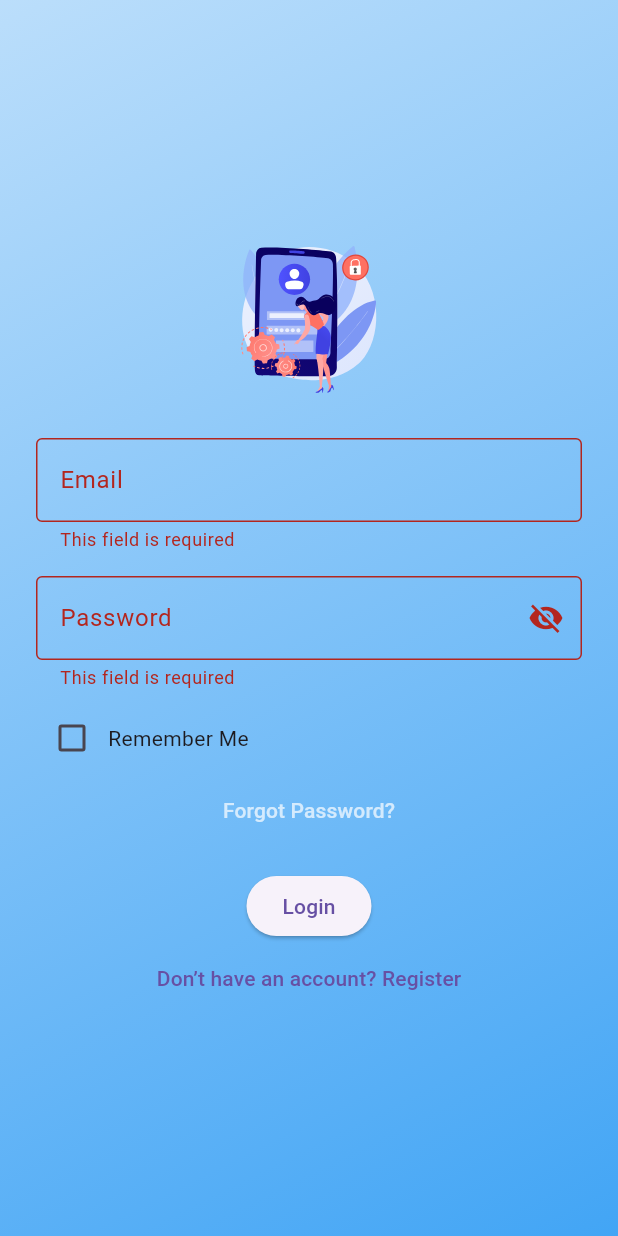
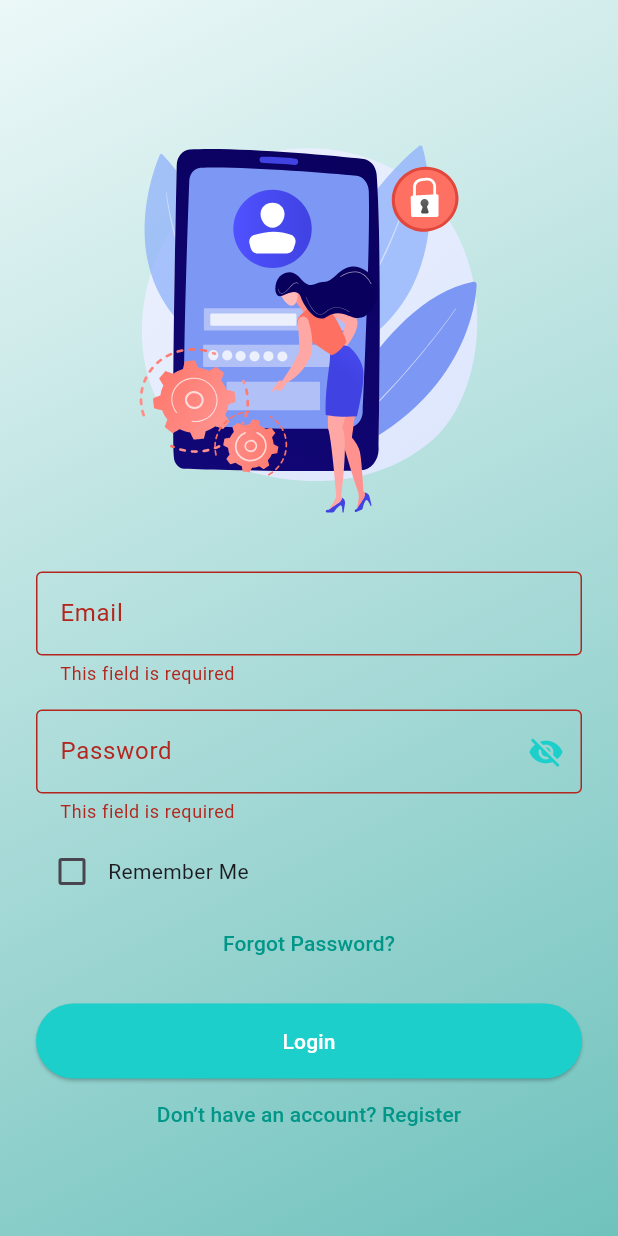
Before and after one commit to tish-aaa/outfit_maven_app_final_year_project, a Flutter app: the screen it shows after launch, after a tap on "Login", on a phone screen of 412 x 824 dp. Run offline on Flutter 3.47's test engine with Material 3 defaults, Android fonts, the phone set to English and light mode, and no system bars; our stand-ins replace animate_do, cached_network_image, cloud_firestore, firebase_auth, firebase_core, font_awesome_flutter and 5 more; missing offline and left inert: cloudinary_public; accounts and stored records are empty.

Commit message:
login/register page ui acc to theme udpated

```diff
--- a/lib/login_page.dart
+++ b/lib/login_page.dart
@@ -69,19 +69,12 @@ class _LoginPageState extends State<LoginPage> {
           'email': _emailController.text.trim(),
           'profileImageUrl': 'assets/defaultprofile.png',
         });
-
       } else {
         userCredential = await _auth.signInWithEmailAndPassword(
           email: _emailController.text.trim(),
           password: _passwordController.text.trim(),
         );
         userId = userCredential.user!.uid;
-
-        // Fetch user details from Firestore
-        DocumentSnapshot userDoc = await _firestore.collection('users').doc(userId).get();
-        if (userDoc.exists) {
-          Map<String, dynamic> userData = userDoc.data() as Map<String, dynamic>;
-        }
       }
 
       if (!_isRegistering && _rememberMe) {
@@ -106,7 +99,7 @@ class _LoginPageState extends State<LoginPage> {
     }
   }
 
-  Future<void> _recoverPassword() async {
+    Future<void> _recoverPassword() async {
     if (_emailController.text.isEmpty) {
       ScaffoldMessenger.of(context).showSnackBar(
         SnackBar(content: Text("Please enter your email to recover password")),
@@ -137,7 +130,7 @@ class _LoginPageState extends State<LoginPage> {
           border: OutlineInputBorder(),
           suffixIcon: isPassword
               ? IconButton(
-                  icon: Icon(_obscurePassword ? Icons.visibility_off : Icons.visibility),
+                  icon: Icon(_obscurePassword ? Icons.visibility_off : Icons.visibility, color: Color(0xFF1DCFCA)),
                   onPressed: () {
                     setState(() {
                       _obscurePassword = !_obscurePassword;
@@ -148,7 +141,7 @@ class _LoginPageState extends State<LoginPage> {
         ),
         validator: (value) {
           if (value!.isEmpty) return 'This field is required';
-          if (isPassword && !RegExp(r'^(?=.*\d).{6,}$').hasMatch(value)) {
+           if (isPassword && !RegExp(r'^(?=.*\d).{6,}$').hasMatch(value)) {
             return 'Password must have at least 6 characters & 1 digit';
           }
           return null;
@@ -163,7 +156,7 @@ class _LoginPageState extends State<LoginPage> {
       body: Container(
         decoration: BoxDecoration(
           gradient: LinearGradient(
-            colors: [Colors.blue.shade100, Colors.blue.shade400],
+            colors: [Color(0xFFECF8F8), Color(0xFF70C2BD)],
             begin: Alignment.topLeft,
             end: Alignment.bottomRight,
           ),
@@ -177,7 +170,7 @@ class _LoginPageState extends State<LoginPage> {
                 child: Column(
                   mainAxisSize: MainAxisSize.min,
                   children: [
-                    Lottie.asset('assets/login_animation.json', height: 120),
+                    Lottie.asset('assets/login_animation.json', height: 300),
                     SizedBox(height: 16),
                     if (_isRegistering) _buildTextField(_usernameController, 'Username'),
                     if (_isRegistering) _buildTextField(_firstNameController, 'First Name'),
@@ -190,6 +183,7 @@ class _LoginPageState extends State<LoginPage> {
                         children: [
                           Checkbox(
                             value: _rememberMe,
+                            activeColor: Color(0xFF1DCFCA),
                             onChanged: (value) {
                               setState(() {
                                 _rememberMe = value!;
@@ -199,22 +193,26 @@ class _LoginPageState extends State<LoginPage> {
                           Text("Remember Me"),
                         ],
                       ),
-
-                    if (!_isRegistering)
+                      if (!_isRegistering)
                       TextButton(
                         onPressed: _recoverPassword,
-                        child: Text("Forgot Password?", style: TextStyle(color: Colors.white70)),
+                        child: Text("Forgot Password?", style: TextStyle(color: Colors.teal)),
                       ),
 
                     SizedBox(height: 16),
-                    _loading ? CircularProgressIndicator() : ElevatedButton(
-                      onPressed: _authenticate,
-                      child: Text(_isRegistering ? 'Register' : 'Login'),
-                    ),
-
+                    _loading
+                        ? CircularProgressIndicator()
+                        : ElevatedButton(
+                            style: ElevatedButton.styleFrom(
+                              backgroundColor: Color(0xFF1DCFCA),
+                              minimumSize: Size(double.infinity, 50),
+                            ),
+                            onPressed: _authenticate,
+                            child: Text(_isRegistering ? 'Register' : 'Login', style: TextStyle(color: Colors.white)),
+                          ),
                     TextButton(
                       onPressed: () => setState(() => _isRegistering = !_isRegistering),
-                      child: Text(_isRegistering ? 'Already have an account? Login' : 'Don’t have an account? Register'),
+                      child: Text(_isRegistering ? 'Already have an account? Login' : 'Don’t have an account? Register', style: TextStyle(color: Colors.teal)),
                     ),
                   ],
                 ),
```
